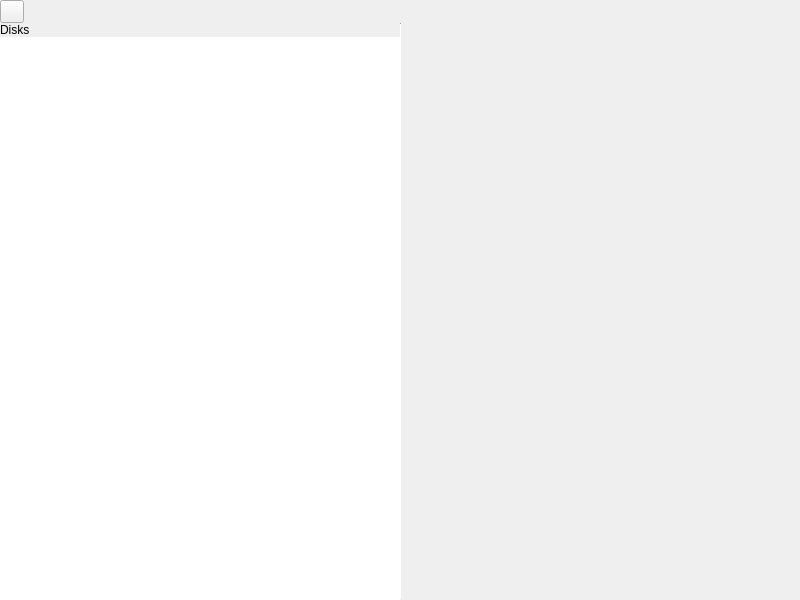
Qt form application/mainwindow.ui (theCheeseboard/theFrisbee) before a commit.
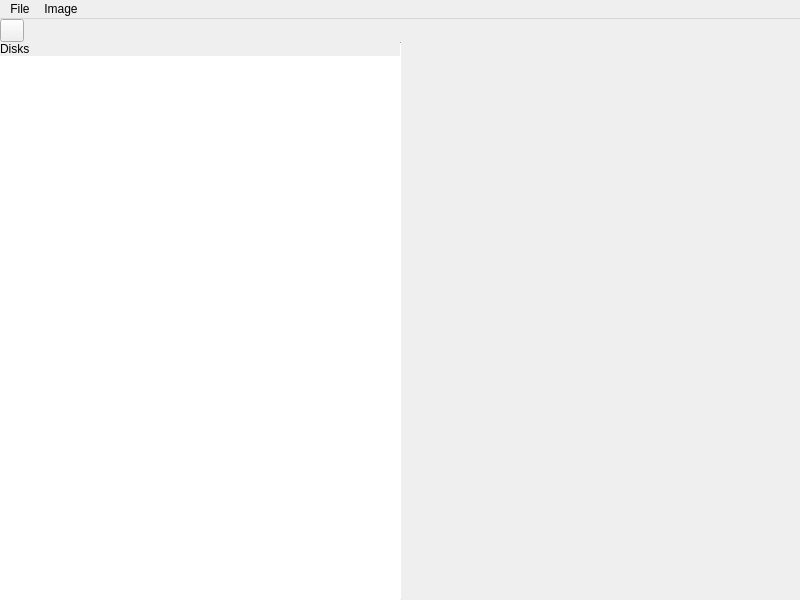
The same form after that commit. Icons and pictures are not drawn. Custom widgets are drawn as their Qt base class.

The edit to the form file:
```diff
--- a/application/mainwindow.ui
+++ b/application/mainwindow.ui
@@ -171,6 +171,31 @@
     </item>
    </layout>
   </widget>
+  <widget class="QMenuBar" name="menuBar">
+   <property name="geometry">
+    <rect>
+     <x>0</x>
+     <y>0</y>
+     <width>800</width>
+     <height>22</height>
+    </rect>
+   </property>
+   <widget class="QMenu" name="menuFile">
+    <property name="title">
+     <string>File</string>
+    </property>
+    <addaction name="actionExit"/>
+   </widget>
+   <widget class="QMenu" name="menuImage">
+    <property name="title">
+     <string>Image</string>
+    </property>
+    <addaction name="actionMountImage"/>
+    <addaction name="actionCreate_Disk_Image"/>
+   </widget>
+   <addaction name="menuFile"/>
+   <addaction name="menuImage"/>
+  </widget>
   <action name="actionExit">
    <property name="icon">
     <iconset theme="application-exit">
```
Left out of the diff: 3 changed lines with no effect on the pictures.
